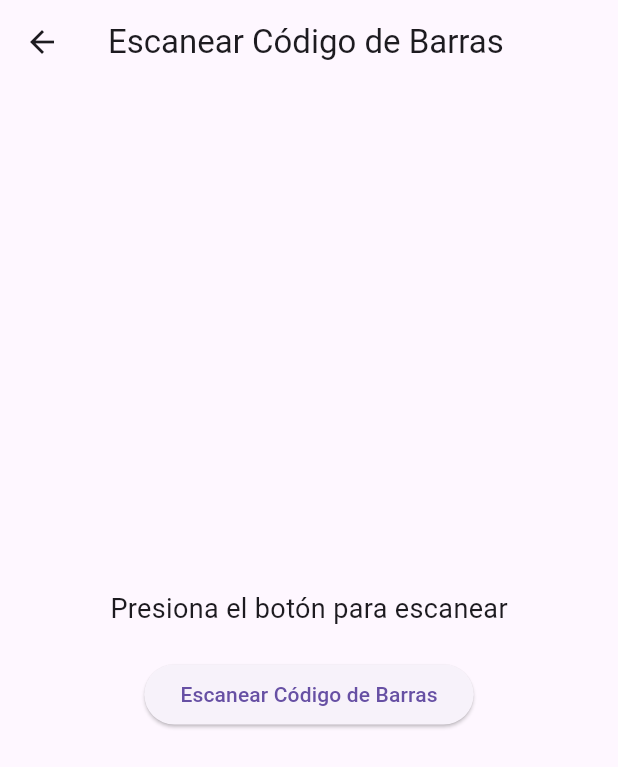
After one commit to Zethuwu/A, a Flutter app: the ScanScreen screen opened directly, after a tap on "Escanear Código de Barras", on a phone screen of 412 x 824 dp. The commit adds this screen. Shown: the top 767 px of the screen. Run offline on Flutter 3.47's test engine with Material 3 defaults, Android fonts, the phone set to English and light mode, and no system bars; missing offline and left inert: barcode_scan2.

Commit message:
Cambio Codigo Barras

```diff
--- /dev/null
+++ b/lib/ScanScreen.dart
@@ -0,0 +1,66 @@
+// scan_screen.dart
+import 'package:flutter/material.dart';
+import 'package:barcode_scan2/barcode_scan2.dart';
+import 'ProductDetailScreen.dart';
+
+class ScanScreen extends StatefulWidget {
+  @override
+  _ScanScreenState createState() => _ScanScreenState();
+}
+
+class _ScanScreenState extends State<ScanScreen> {
+  String scannedData = '';
+
+  Future<void> scanBarcode() async {
+    var result = await BarcodeScanner.scan();
+    if (result.rawContent.isNotEmpty) {
+      setState(() {
+        scannedData = result.rawContent;
+        print("ScannedData: " + scannedData);
+      });
+      _navigateToProductDetails(scannedData);
+    }
+  }
+
+  void _navigateToProductDetails(String data) {
+    List<String> details = data.split('/');
+    if (details.length == 4) {
+      Navigator.push(
+        context,
+        MaterialPageRoute(
+          builder: (context) => ProductDetailScreen(
+            name: details[0],
+            price: double.parse(details[1]),
+            expirationDate: details[2],
+            productId: details[3],
+          ),
+        ),
+      );
+    }
+  }
+
+  @override
+  Widget build(BuildContext context) {
+    return Scaffold(
+      appBar: AppBar(
+        title: const Text("Escanear Código de Barras"),
+      ),
+      body: Center(
+        child: Column(
+          mainAxisAlignment: MainAxisAlignment.center,
+          children: [
+            const Text(
+              "Presiona el botón para escanear",
+              style: TextStyle(fontSize: 18),
+            ),
+            const SizedBox(height: 20),
+            ElevatedButton(
+              onPressed: scanBarcode,
+              child: const Text("Escanear Código de Barras"),
+            ),
+          ],
+        ),
+      ),
+    );
+  }
+}
--- a/pubspec.yaml
+++ b/pubspec.yaml
@@ -32,6 +32,7 @@ dependencies:
     sdk: flutter
   provider: ^6.0.0
   flutter_spinkit: ^5.0.0
+  barcode_scan2: ^4.2.0
 
 
   # The following adds the Cupertino Icons font to your application.
```
Also changed, not shown: lib/DrawerMenu.dart (+15 -4 lines), lib/ProductDetailScreen.dart (added, +61 -0 lines), pubspec.lock, 1 other file.
